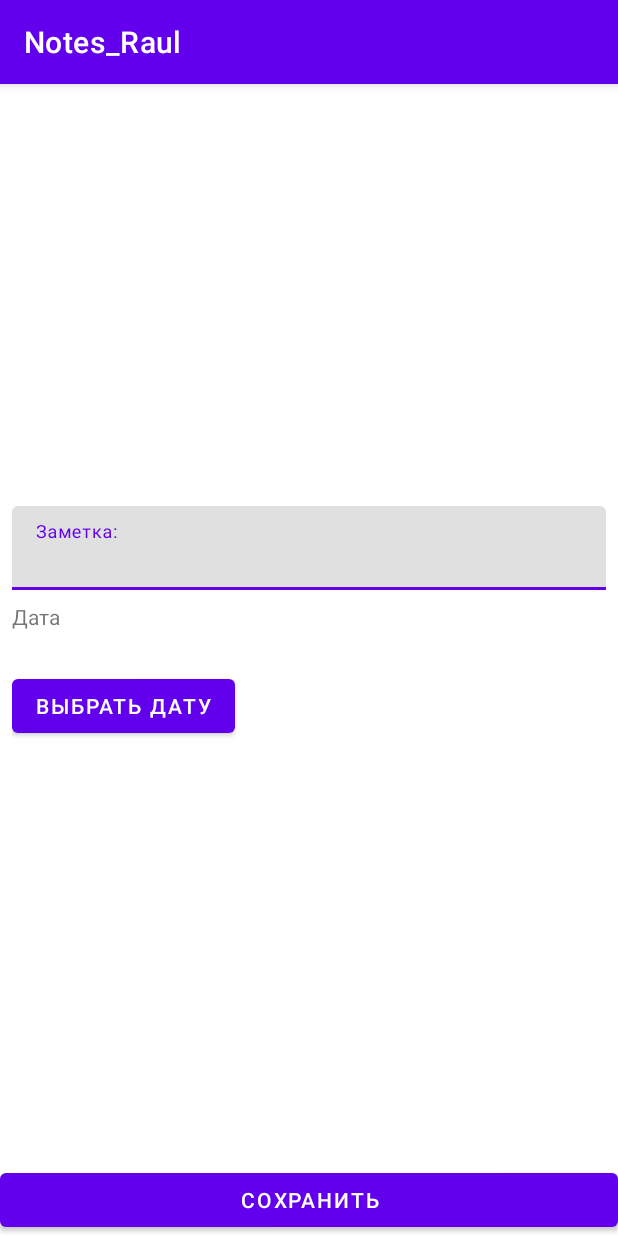
After one commit to Qarapapax/Notes_Raul, an Android app: the fragment NoteItemFragment shown on its own in the app's theme, on a phone screen of 412 x 824 dp. The commit adds this screen. Run offline under Robolectric (Android 15) with nearby library versions, the phone set to English and light mode, and no system bars; 5 statements that could not run were skipped.

Commit message:
second fragment set up

```diff
--- a/app/src/main/java/com/example/notes_raul/di/ApplicationComponent.kt
+++ b/app/src/main/java/com/example/notes_raul/di/ApplicationComponent.kt
@@ -4,6 +4,7 @@ import android.app.Application
 import com.example.notes_raul.presentation.MainActivity
 import com.example.notes_raul.presentation.MainFragment
 import com.example.notes_raul.presentation.NoteItemActivity
+import com.example.notes_raul.presentation.NoteItemFragment
 import dagger.Binds
 import dagger.BindsInstance
 import dagger.Component
@@ -19,7 +20,7 @@ interface ApplicationComponent {
 
     fun inject(fragment: MainFragment)
 
-    fun inject(activity: NoteItemActivity)
+    fun inject(fragment: NoteItemFragment)
 
     @Component.Factory
     interface Factory {
--- /dev/null
+++ b/app/src/main/java/com/example/notes_raul/presentation/NoteItemFragment.kt
@@ -0,0 +1,215 @@
+package com.example.notes_raul.presentation
+
+import android.app.DatePickerDialog
+import android.content.Context
+import android.content.Intent
+import android.os.Bundle
+import android.text.Editable
+import android.text.TextWatcher
+import androidx.fragment.app.Fragment
+import android.view.LayoutInflater
+import android.view.View
+import android.view.ViewGroup
+import android.widget.Button
+import android.widget.EditText
+import android.widget.TextView
+import androidx.lifecycle.ViewModelProvider
+import com.example.notes_raul.R
+import com.example.notes_raul.domain.Note
+import com.google.android.material.textfield.TextInputLayout
+import java.text.SimpleDateFormat
+import java.util.*
+import javax.inject.Inject
+
+class NoteItemFragment() : Fragment(R.layout.fragment_note_item) {
+
+    private lateinit var viewModel: NoteItemViewModel
+
+    private lateinit var tilText: TextInputLayout
+    private lateinit var tilDate: TextInputLayout
+    private lateinit var edText: EditText
+    private lateinit var tvDate: TextView
+    private lateinit var buttonPickDate: Button
+    private lateinit var buttonSave: Button
+
+    private var screenMode = MODE_UNKNOWN
+    private var noteItemId = Note.UNDEFINED_ID
+
+    @Inject
+    lateinit var viewModelFactory: ViewModelFactory
+
+    private val component by lazy {
+        (requireContext().applicationContext as NoteApplication).component
+    }
+
+    override fun onCreate(savedInstanceState: Bundle?) {
+        super.onCreate(savedInstanceState)
+        parseParams()
+    }
+
+    override fun onCreateView(
+        inflater: LayoutInflater,
+        container: ViewGroup?,
+        savedInstanceState: Bundle?
+    ): View? {
+        return super.onCreateView(inflater, container, savedInstanceState)
+    }
+
+    override fun onViewCreated(view: View, savedInstanceState: Bundle?) {
+        component.inject(this)
+        super.onViewCreated(view, savedInstanceState)
+        viewModel = ViewModelProvider(this, viewModelFactory)[NoteItemViewModel::class.java]
+        initViews(view)
+        addTextChangeListeners()
+        launchRightMode()
+        observeViewModel()
+        datePicker()
+    }
+
+    private fun datePicker() {
+        val myCalendar = Calendar.getInstance()
+        val datePicker = DatePickerDialog.OnDateSetListener { view, year, month, dayOfMonth ->
+            myCalendar.set(Calendar.YEAR, year)
+            myCalendar.set(Calendar.MONTH, month)
+            myCalendar.set(Calendar.DAY_OF_MONTH, dayOfMonth)
+            updateLabel(myCalendar)
+        }
+        buttonPickDate.setOnClickListener {
+            DatePickerDialog(
+                requireContext(),
+                datePicker,
+                myCalendar.get(Calendar.YEAR),
+                myCalendar.get(Calendar.MONTH),
+                myCalendar.get(Calendar.DAY_OF_MONTH)
+            ).show()
+        }
+    }
+
+    private fun observeViewModel() {
+        viewModel.errorInputDate.observe(viewLifecycleOwner) {
+            val message = if (it) {
+                getString(R.string.error_input_date)
+            } else {
+                null
+            }
+            tilDate.error = message
+        }
+        viewModel.errorInputText.observe(viewLifecycleOwner) {
+            val message = if (it) {
+                getString(R.string.error_input_text)
+            } else {
+                null
+            }
+            tilText.error = message
+        }
+        viewModel.shouldCloseScreen.observe(viewLifecycleOwner) {
+            activity?.onBackPressed()
+        }
+    }
+
+    private fun launchRightMode() {
+        when (screenMode) {
+            MODE_EDIT -> launchEditMode()
+            MODE_ADD -> launchAddMode()
+        }
+    }
+
+    private fun addTextChangeListeners() {
+        edText.addTextChangedListener(object : TextWatcher {
+            override fun beforeTextChanged(p0: CharSequence?, p1: Int, p2: Int, p3: Int) {}
+
+            override fun onTextChanged(p0: CharSequence?, p1: Int, p2: Int, p3: Int) {
+                viewModel.resetErrorInputText()
+            }
+
+            override fun afterTextChanged(p0: Editable?) {}
+
+        })
+        tvDate.addTextChangedListener(object : TextWatcher {
+            override fun beforeTextChanged(p0: CharSequence?, p1: Int, p2: Int, p3: Int) {}
+
+            override fun onTextChanged(p0: CharSequence?, p1: Int, p2: Int, p3: Int) {
+                viewModel.resetErrorInputDate()
+            }
+
+            override fun afterTextChanged(p0: Editable?) {}
+
+        })
+    }
+
+    private fun launchEditMode() {
+        viewModel.getNote(noteItemId)
+        viewModel.noteItem.observe(viewLifecycleOwner) {
+            edText.setText(it.text)
+            tvDate.text = it.date.toString()
+        }
+        buttonSave.setOnClickListener {
+            viewModel.editNote(edText.text?.toString(), tvDate.text?.toString())
+        }
+    }
+
+    fun launchAddMode() {
+        buttonSave.setOnClickListener {
+            viewModel.addNote(edText.text?.toString(), tvDate.text?.toString())
+        }
+    }
+
+    private fun parseParams() {
+        val args = requireArguments()
+        if (!args.containsKey(SCREEN_MODE)) {
+            throw RuntimeException("Param screen mode is absent $screenMode")
+        }
+        val mode = args.getString(SCREEN_MODE)
+        if (mode != MODE_EDIT && mode != MODE_ADD) {
+            throw RuntimeException("Unknown screen mode $mode")
+        }
+        screenMode = mode
+        if (screenMode == MODE_EDIT) {
+            if (!args.containsKey(NOTE_ITEM_ID)) {
+                throw RuntimeException("Param note item ID is absent ")
+            }
+            noteItemId = args.getInt(NOTE_ITEM_ID, Note.UNDEFINED_ID)
+        }
+    }
+
+    private fun initViews(view: View) {
+        tilText = view.findViewById(R.id.til_note_text)
+        tilDate = view.findViewById(R.id.til_date)
+        edText = view.findViewById(R.id.et_note_text)
+        tvDate = view.findViewById(R.id.tv_date)
+        buttonPickDate = view.findViewById(R.id.pick_date_button)
+        buttonSave = view.findViewById(R.id.save_button)
+    }
+
+    companion object {
+        const val SCREEN_MODE = "extra_mode"
+        const val NOTE_ITEM_ID = "extra_note_item_mode"
+        const val MODE_EDIT = "mode_edit"
+        const val MODE_ADD = "mode_add"
+        const val MODE_UNKNOWN = ""
+
+        fun newInstanceAddItem(): NoteItemFragment {
+            return NoteItemFragment().apply {
+                arguments = Bundle().apply {
+                    putString(SCREEN_MODE, MODE_ADD)
+                }
+            }
+        }
+
+        fun newInstanceEditItem(noteItemId:Int): NoteItemFragment {
+            return NoteItemFragment().apply {
+                arguments = Bundle().apply {
+                    putString(SCREEN_MODE, MODE_EDIT)
+                    putInt(NOTE_ITEM_ID, noteItemId)
+                }
+            }
+        }
+    }
+
+
+    private fun updateLabel(myCalendar: Calendar) {
+        val myFormat = "dd-MM-yyyy"
+        val sdf = SimpleDateFormat(myFormat, Locale.UK)
+        tvDate.text = sdf.format(myCalendar.time)
+    }
+}
--- /dev/null
+++ b/app/src/main/res/layout/fragment_note_item.xml
@@ -0,0 +1,63 @@
+<?xml version="1.0" encoding="utf-8"?>
+<androidx.constraintlayout.widget.ConstraintLayout xmlns:android="http://schemas.android.com/apk/res/android"
+    xmlns:app="http://schemas.android.com/apk/res-auto"
+    xmlns:tools="http://schemas.android.com/tools"
+    android:layout_width="match_parent"
+    android:layout_height="match_parent"
+    tools:context=".presentation.NoteItemFragment">
+
+    <com.google.android.material.textfield.TextInputLayout
+        android:id="@+id/til_note_text"
+        android:layout_width="0dp"
+        android:layout_height="wrap_content"
+        android:layout_marginStart="8dp"
+        android:layout_marginEnd="8dp"
+        android:layout_marginBottom="4dp"
+        app:layout_constraintBottom_toTopOf="@id/til_date"
+        app:layout_constraintEnd_toEndOf="parent"
+        app:layout_constraintStart_toStartOf="parent"
+        app:layout_constraintTop_toTopOf="parent"
+        app:layout_constraintVertical_chainStyle="packed">
+
+        <com.google.android.material.textfield.TextInputEditText
+            android:id="@+id/et_note_text"
+            android:layout_width="match_parent"
+            android:layout_height="wrap_content"
+            android:hint="@string/text_hint"
+            android:inputType="textCapWords" />
+    </com.google.android.material.textfield.TextInputLayout>
+
+    <com.google.android.material.textfield.TextInputLayout
+        android:id="@+id/til_date"
+        android:layout_width="0dp"
+        android:layout_height="wrap_content"
+        android:layout_marginStart="8dp"
+        android:layout_marginTop="4dp"
+        android:layout_marginEnd="8dp"
+        app:layout_constraintBottom_toTopOf="@+id/save_button"
+        app:layout_constraintEnd_toEndOf="parent"
+        app:layout_constraintStart_toStartOf="parent"
+        app:layout_constraintTop_toBottomOf="@+id/til_note_text">
+
+        <TextView
+            android:id="@+id/tv_date"
+            android:layout_width="134dp"
+            android:layout_height="45dp"
+            android:text="@string/tv_date" />
+
+        <Button
+            android:id="@+id/pick_date_button"
+            android:layout_width="wrap_content"
+            android:layout_height="wrap_content"
+            android:text="@string/date_picker_btn" />
+    </com.google.android.material.textfield.TextInputLayout>
+
+    <Button
+        android:id="@+id/save_button"
+        android:layout_width="0dp"
+        android:layout_height="wrap_content"
+        android:text="@string/save_btn"
+        app:layout_constraintBottom_toBottomOf="parent"
+        app:layout_constraintEnd_toEndOf="parent"
+        app:layout_constraintStart_toStartOf="parent" />
+</androidx.constraintlayout.widget.ConstraintLayout>
```
Also changed, not shown: app/src/main/java/com/example/notes_raul/presentation/MainFragment.kt (+35 -13 lines), app/src/main/java/com/example/notes_raul/presentation/NoteItemActivity.kt (+175 -175 lines).
